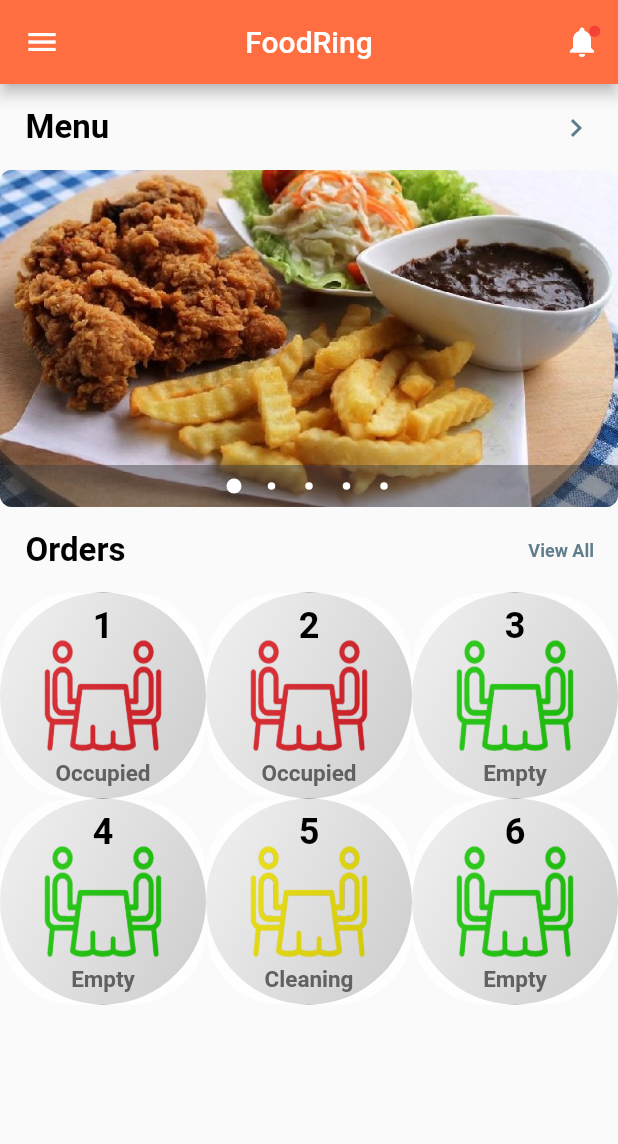
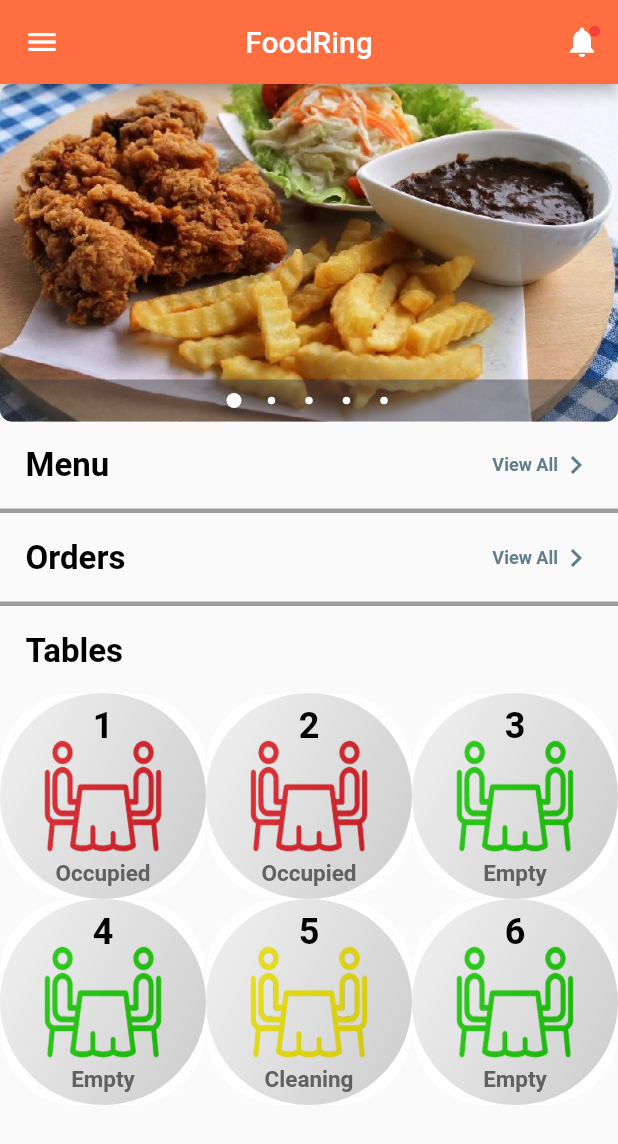
Before and after one commit to kelvenkee/food_app, a Flutter app: the AdminPage screen opened by its route, on a phone screen of 412 x 824 dp. Shown: the top 1144 px of the screen. Run offline on Flutter 3.47's test engine with Material 2 defaults, Android fonts, the phone set to English and light mode, and no system bars; drawn by our look-alikes of carousel_pro; our stand-ins replace badges, splashscreen.

```diff
--- a/lib/Menu/admin_page.dart
+++ b/lib/Menu/admin_page.dart
@@ -78,21 +78,6 @@ class AdminPage extends StatelessWidget {
       )),
       body: ListView(
         children: <Widget>[
-          Padding(
-              padding: const EdgeInsets.only(top: 1.0, left: 1.0),
-              child: ListTile(
-                title: Text('Menu',
-                    style: TextStyle(
-                        color: Colors.black,
-                        fontWeight: FontWeight.bold,
-                        fontSize: 22.0)),
-                trailing:
-                    Icon(Icons.keyboard_arrow_right, color: Colors.blueGrey),
-                onTap: () {
-                  Navigator.pushNamed(context, view_menuRoute,
-                      arguments: mockFoodItem);
-                },
-              )),
           Container(
             height: 225.0,
             child: Carousel(
@@ -116,20 +101,80 @@ class AdminPage extends StatelessWidget {
           Padding(
               padding: const EdgeInsets.only(top: 1.0, left: 1.0),
               child: ListTile(
-                title: Text('Orders',
+                title: Row(
+                  mainAxisAlignment: MainAxisAlignment.spaceBetween,
+                  children: <Widget>[
+                    Text('Menu',
                         style: TextStyle(
                             color: Colors.black,
                             fontWeight: FontWeight.bold,
                             fontSize: 22.0)),
-                trailing: Text('View All',
+                    Row(children: <Widget>[
+                      Text('View All',
                           style: TextStyle(
                               color: Colors.blueGrey,
                               fontWeight: FontWeight.bold,
                               fontSize: 12.0)),
+                      Icon(Icons.keyboard_arrow_right, color: Colors.blueGrey),
+                    ])
+                  ],
+                ),
+                onTap: () {
+                  Navigator.pushNamed(context, view_menuRoute,
+                      arguments: mockFoodItem);
+                },
+              )),
+          Divider(
+            color: Colors.grey,
+            height: 5,
+            thickness: 3,
+            indent: 0,
+            endIndent: 0,
+          ),
+          Padding(
+              padding: const EdgeInsets.only(top: 1.0, left: 1.0),
+              child: ListTile(
+                title: Row(
+                  mainAxisAlignment: MainAxisAlignment.spaceBetween,
+                  children: <Widget>[
+                    Text('Orders',
+                        style: TextStyle(
+                            color: Colors.black,
+                            fontWeight: FontWeight.bold,
+                            fontSize: 22.0)),
+                    Row(
+                      children: <Widget>[
+                        Text('View All',
+                            style: TextStyle(
+                                color: Colors.blueGrey,
+                                fontWeight: FontWeight.bold,
+                                fontSize: 12.0)),
+                        Icon(Icons.keyboard_arrow_right,
+                            color: Colors.blueGrey),
+                      ],
+                    ),
+                  ],
+                ),
                 onTap: () {
                   Navigator.pushNamed(context, view_orderRoute,
                       arguments: mockOrder);
                 },
+              )),
+          Divider(
+            color: Colors.grey,
+            height: 5,
+            thickness: 3,
+            indent: 0,
+            endIndent: 0,
+          ),
+          Padding(
+              padding: const EdgeInsets.only(top: 1.0, left: 1.0),
+              child: ListTile(
+                title: Text('Tables',
+                    style: TextStyle(
+                        color: Colors.black,
+                        fontWeight: FontWeight.bold,
+                        fontSize: 22.0)),
               )),
           GridView.count(
             crossAxisCount: 3,
@@ -183,14 +228,15 @@ class _TableItemsState extends State<TableItems> {
     final DiningTable returnData = await Navigator.push(
       context,
       MaterialPageRoute(
-        builder: (context) => TableOrderDetail(DiningTable.copy(mockTable[widget._index]), widget._index + 1)
-      ),
+          builder: (context) => TableOrderDetail(
+              DiningTable.copy(mockTable[widget._index]), widget._index + 1)),
     );
 
     if (returnData != null) {
       setState(() => mockTable[widget._index] = returnData);
     }
   }
+
   @override
   Widget build(BuildContext context) {
     return Container(
```
Also changed, not shown: lib/Menu/order_detail.dart (+86 -43 lines), lib/Menu/table_order_detail.dart (+34 -10 lines), lib/Menu/view_order.dart (+15 -6 lines). Lines whose indentation alone changed are shown as unchanged.
